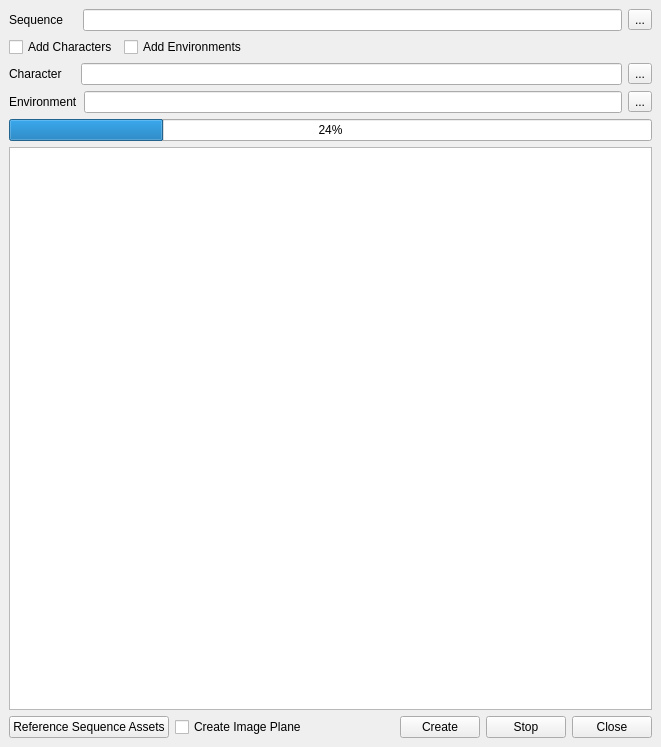
iceanimations/createLayout, file ui/main.ui: the form before one commit.
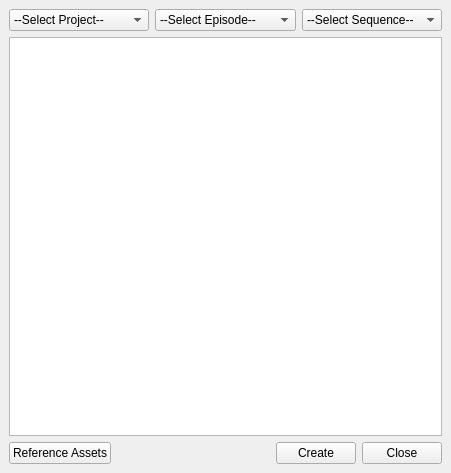
The form after the commit.

Patch:
```diff
--- a/ui/main.ui
+++ b/ui/main.ui
@@ -6,8 +6,8 @@
    <rect>
     <x>0</x>
     <y>0</y>
-    <width>661</width>
-    <height>747</height>
+    <width>451</width>
+    <height>473</height>
    </rect>
   </property>
   <property name="windowTitle">
@@ -17,127 +17,53 @@
    <string/>
   </property>
   <widget class="QWidget" name="centralwidget">
-   <layout class="QVBoxLayout" name="verticalLayout_2">
+   <layout class="QVBoxLayout" name="verticalLayout">
     <item>
      <layout class="QHBoxLayout" name="seqLayout">
       <item>
-       <widget class="QLabel" name="label_2">
-        <property name="text">
-         <string>Sequence    </string>
-        </property>
+       <widget class="QComboBox" name="projectBox">
+        <item>
+         <property name="text">
+          <string>--Select Project--</string>
+         </property>
+        </item>
        </widget>
       </item>
       <item>
-       <widget class="QLineEdit" name="seqFilePathBox"/>
-      </item>
-      <item>
-       <widget class="QToolButton" name="browseButton2">
-        <property name="text">
-         <string>...</string>
-        </property>
+       <widget class="QComboBox" name="epBox">
+        <item>
+         <property name="text">
+          <string>--Select Episode--</string>
+         </property>
+        </item>
        </widget>
       </item>
-     </layout>
-    </item>
-    <item>
-     <layout class="QHBoxLayout" name="horizontalLayout_4">
       <item>
-       <widget class="QCheckBox" name="characterButton">
-        <property name="text">
-         <string>Add Characters</string>
-        </property>
+       <widget class="QComboBox" name="seqBox">
+        <item>
+         <property name="text">
+          <string>--Select Sequence--</string>
+         </property>
+        </item>
        </widget>
       </item>
-      <item>
-       <widget class="QCheckBox" name="environmentButton">
-        <property name="text">
-         <string>Add Environments</string>
-        </property>
-       </widget>
-      </item>
-      <item>
-       <spacer name="horizontalSpacer_2">
-        <property name="orientation">
-         <enum>Qt::Horizontal</enum>
-        </property>
-        <property name="sizeHint" stdset="0">
-         <size>
-          <width>40</width>
-          <height>20</height>
-         </size>
-        </property>
-       </spacer>
-      </item>
      </layout>
     </item>
     <item>
-     <layout class="QHBoxLayout" name="charLayout">
-      <item>
-       <widget class="QLabel" name="charLabel">
-        <property name="text">
-         <string>Character    </string>
-        </property>
-       </widget>
-      </item>
-      <item>
-       <widget class="QLineEdit" name="charFilePathBox"/>
-      </item>
-      <item>
-       <widget class="QToolButton" name="browseButton3">
-        <property name="text">
-         <string>...</string>
-        </property>
-       </widget>
-      </item>
-     </layout>
-    </item>
-    <item>
-     <layout class="QHBoxLayout" name="envLayout">
-      <item>
-       <widget class="QLabel" name="envLabel">
-        <property name="text">
-         <string>Environment</string>
-        </property>
-       </widget>
-      </item>
-      <item>
-       <widget class="QLineEdit" name="envFilePathBox"/>
-      </item>
-      <item>
-       <widget class="QToolButton" name="browseButton1">
-        <property name="text">
-         <string>...</string>
-        </property>
-       </widget>
-      </item>
-     </layout>
-    </item>
-    <item>
-     <layout class="QVBoxLayout" name="verticalLayout">
-      <item>
-       <widget class="QProgressBar" name="progressBar">
-        <property name="value">
-         <number>24</number>
-        </property>
-       </widget>
-      </item>
-      <item>
-       <widget class="QTextEdit" name="statusBox">
-        <property name="enabled">
-         <bool>true</bool>
-        </property>
-        <property name="styleSheet">
-         <string/>
-        </property>
-        <property name="lineWrapMode">
-         <enum>QTextEdit::NoWrap</enum>
-        </property>
-        <property name="readOnly">
-         <bool>true</bool>
-        </property>
-       </widget>
-      </item>
-     </layout>
+     <widget class="QTextEdit" name="statusBox">
+      <property name="enabled">
+       <bool>true</bool>
+      </property>
+      <property name="styleSheet">
+       <string/>
+      </property>
+      <property name="lineWrapMode">
+       <enum>QTextEdit::NoWrap</enum>
+      </property>
+      <property name="readOnly">
+       <bool>true</bool>
+      </property>
+     </widget>
     </item>
     <item>
      <layout class="QHBoxLayout" name="horizontalLayout_3">
@@ -153,14 +79,7 @@
          <string>Add Assets for the specified Sequence</string>
         </property>
         <property name="text">
-         <string>Reference Sequence Assets</string>
-        </property>
-       </widget>
-      </item>
-      <item>
-       <widget class="QCheckBox" name="imagePlaneButton">
-        <property name="text">
-         <string>Create Image Plane</string>
+         <string>Reference Assets</string>
         </property>
        </widget>
       </item>
@@ -190,19 +109,6 @@
         </property>
        </widget>
       </item>
-      <item>
-       <widget class="QPushButton" name="stopButton">
-        <property name="minimumSize">
-         <size>
-          <width>75</width>
-          <height>0</height>
-         </size>
-        </property>
-        <property name="text">
-         <string>Stop</string>
-        </property>
-       </widget>
-      </item>
       <item>
        <widget class="QPushButton" name="closeButton">
         <property name="minimumSize">
```
Left out of the diff: 108 changed lines with no effect on the pictures.
